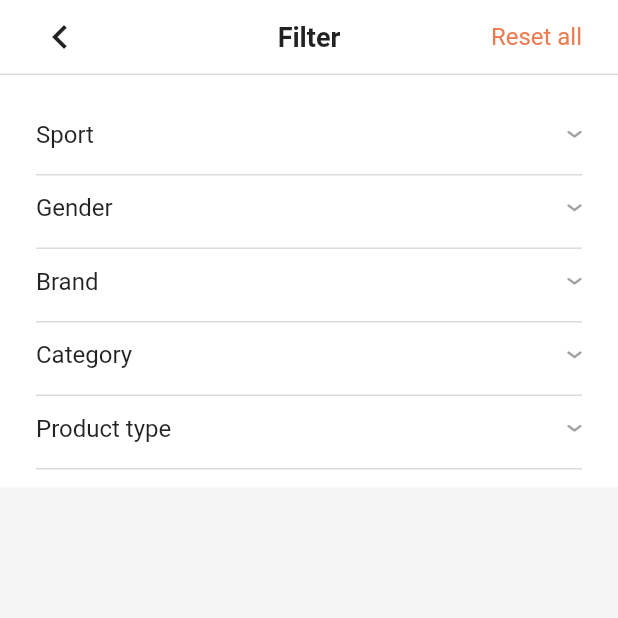
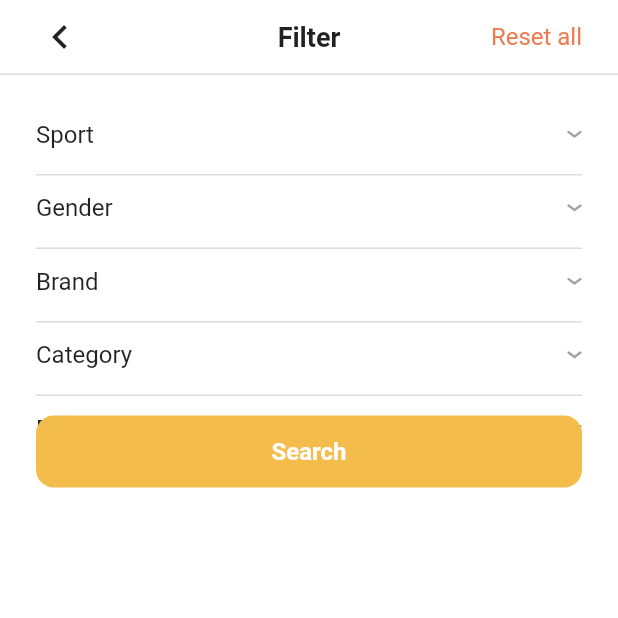
Before and after one commit to QuangDung159/flutter_ecommerce_app, a Flutter app: the FilterScreen screen opened directly, on a phone screen of 412 x 824 dp, the top half of it. Run offline on Flutter 3.47's test engine with Material 2 defaults, Android fonts, the phone set to English and light mode, and no system bars; our stand-ins replace get, modal_bottom_sheet, salomon_bottom_bar; network calls fail.

Commit message:
Filter screen

```diff
--- a/lib/UI/screens/filter_screen.dart
+++ b/lib/UI/screens/filter_screen.dart
@@ -34,12 +34,43 @@ class _FilterScreenState extends State<FilterScreen> {
     return listFilterLevel1Render;
   }
 
+  Widget renderButton() {
+    return Positioned(
+      bottom: 0,
+      left: 0,
+      right: 0,
+      child: Container(
+        padding: EdgeInsets.symmetric(
+          horizontal: AppDimension.contentPadding,
+        ),
+        child: Container(
+          height: 48,
+          decoration: BoxDecoration(
+            borderRadius: BorderRadius.circular(12),
+            color: AppColors.primary,
+          ),
+          child: Center(
+            child: Text(
+              'Search',
+              style: TextStyle(
+                fontSize: 16,
+                fontWeight: FontWeight.bold,
+                color: Colors.white,
+              ),
+            ),
+          ),
+        ),
+      ),
+    );
+  }
+
   @override
   Widget build(BuildContext context) {
     return Scaffold(
-      body: Container(
-        color: Colors.white,
-        child: SafeArea(
+      backgroundColor: Colors.white,
+      body: Stack(
+        children: [
+          SafeArea(
             child: Stack(
               children: [
                 SingleChildScrollView(
@@ -57,7 +88,7 @@ class _FilterScreenState extends State<FilterScreen> {
                             children: renderListFilterLevel1(),
                           ),
                         ),
-                    )
+                      ),
                     ],
                   ),
                 ),
@@ -79,6 +110,8 @@ class _FilterScreenState extends State<FilterScreen> {
               ],
             ),
           ),
+          renderButton(),
+        ],
       ),
     );
   }
```
Lines whose indentation alone changed are shown as unchanged.
